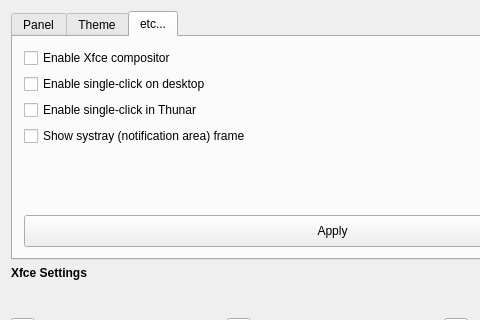
Above: tweak/defaultlook.ui from MX-Linux/mx-tweak before the change; both pictures show x 0 to 480 and y 0 to 320 of the 685 by 419 pixel window. Below: the same form after it.
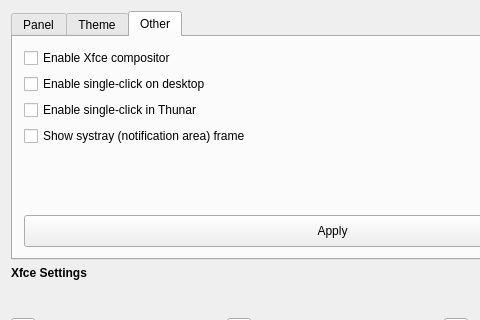
That is the form after the change. The open tabs and pages were chosen to show the change. Icons and pictures are not drawn.

The edit to the form file:
```diff
--- a/tweak/defaultlook.ui
+++ b/tweak/defaultlook.ui
@@ -502,7 +502,7 @@
       </widget>
       <widget class="QWidget" name="etcTab">
        <attribute name="title">
-        <string>etc...</string>
+        <string>Other</string>
        </attribute>
        <layout class="QGridLayout" name="gridLayout_8">
         <item row="0" column="0">
```
Left out of the diff: 2 changed lines with no effect on the pictures.
